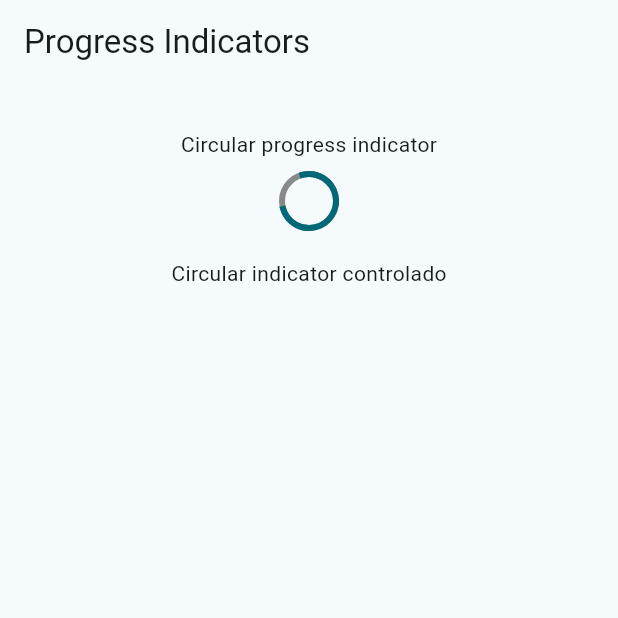
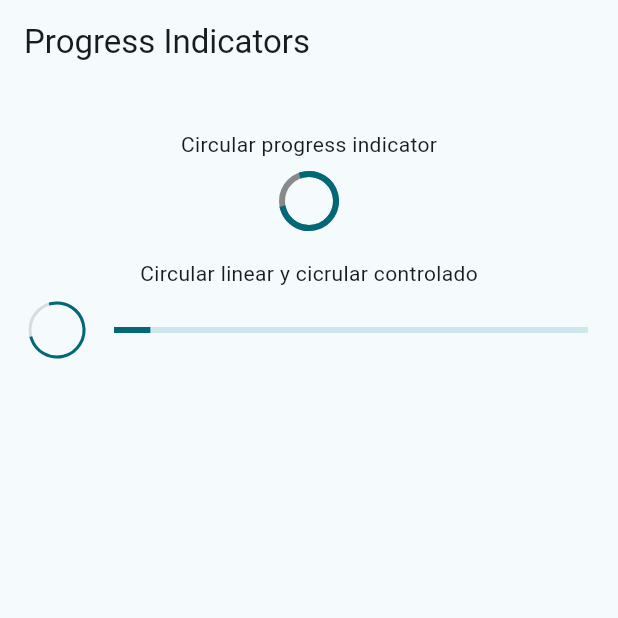
Before and after one commit to dxASURxd/widgets_app, a Flutter app: the ProgressScreen screen opened by its route, on a phone screen of 412 x 824 dp, the top half of it. Run offline on Flutter 3.47's test engine with Material 3 defaults, Android fonts, the phone set to English and light mode, and no system bars; our stand-ins replace go_router.

Commit message:
progress indicator fixed

```diff
--- a/lib/presentation/screens/progress_screen/progress_screen.dart
+++ b/lib/presentation/screens/progress_screen/progress_screen.dart
@@ -10,7 +10,7 @@ class ProgressScreen extends StatelessWidget {
       appBar: AppBar(
         title: const Text('Progress Indicators'),
       ),
-      body: _ProgressView(),
+      body: const _ProgressView(),
     );
   }
 }
@@ -33,10 +33,11 @@ class _ProgressView extends StatelessWidget {
           CircularProgressIndicator(
               strokeWidth: 4, backgroundColor: Colors.black45),
           SizedBox(height: 20),
-          Text('Circular indicator controlado'),
+          Text('Circular linear y cicrular controlado'),
           SizedBox(
             height: 10,
-          )
+          ),
+          _ControlledProgressIndicator(),
         ],
       ),
     );
@@ -44,10 +45,23 @@ class _ProgressView extends StatelessWidget {
 }
 
 class _ControlledProgressIndicator extends StatelessWidget {
-  const _ControlledProgressIndicator();
+  const _ControlledProgressIndicator({super.key});
 
   @override
   Widget build(BuildContext context) {
-    return const Placeholder();
+    return const Padding(
+      padding: EdgeInsets.symmetric(horizontal: 20),
+      child: Row(
+        mainAxisAlignment: MainAxisAlignment.center,
+        children: [
+          CircularProgressIndicator(
+            strokeWidth: 2,
+            backgroundColor: Colors.black12,
+          ),
+          SizedBox(width: 20),
+          Expanded(child: LinearProgressIndicator()),
+        ],
+      ),
+    );
   }
 }
```
